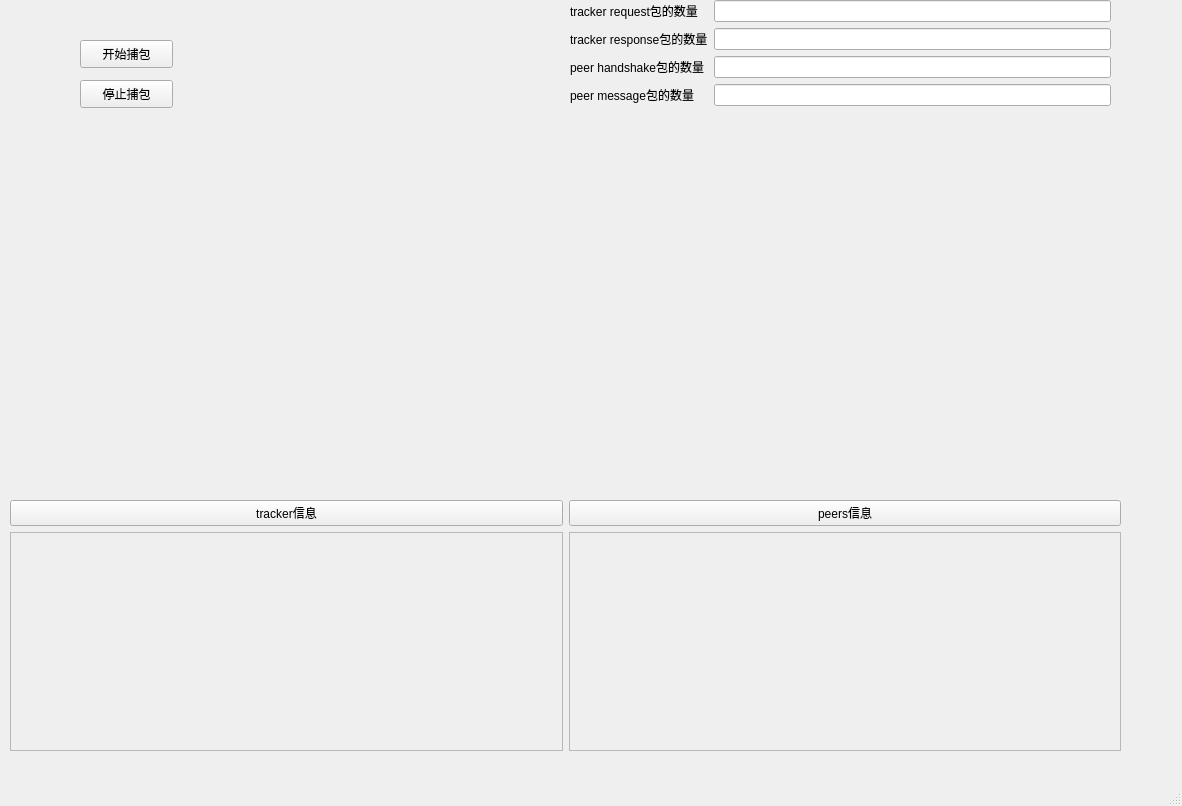
RaymondHX/contentSecurityLab, file gui/mainwindow.ui: the form before one commit.
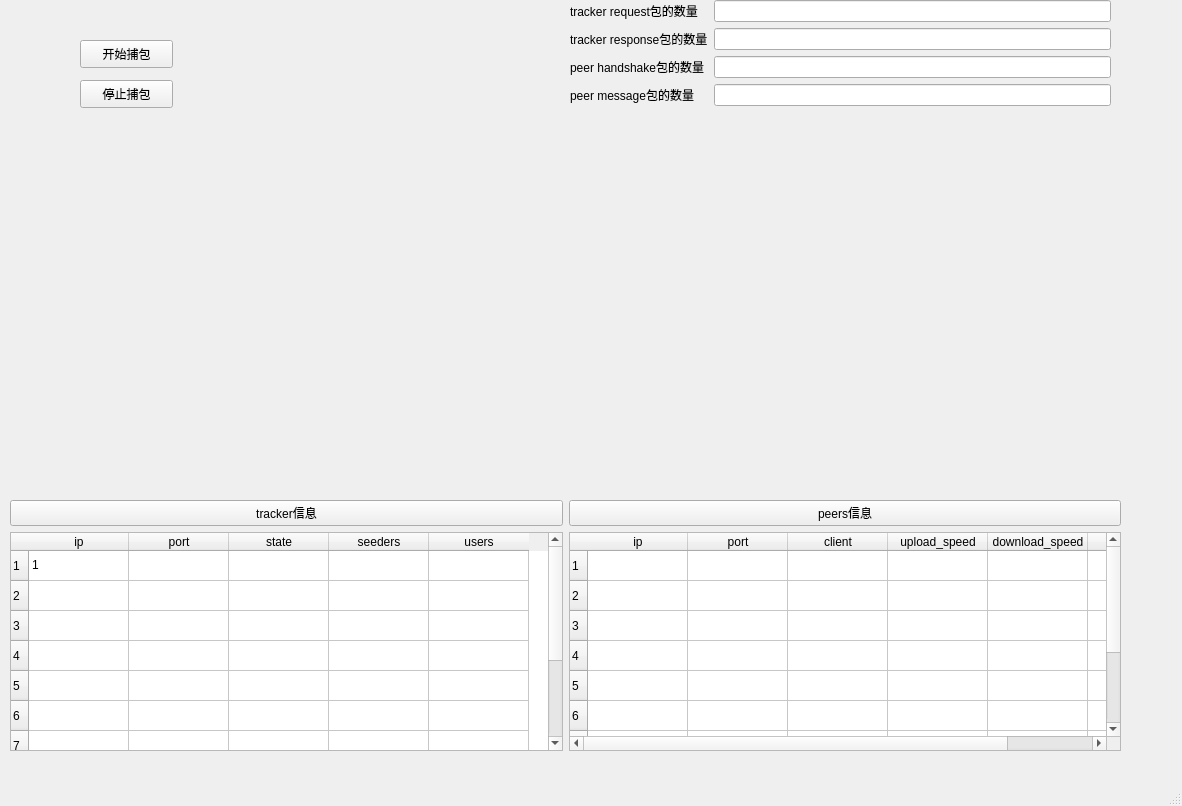
The form after the commit.

```diff
--- a/gui/mainwindow.ui
+++ b/gui/mainwindow.ui
@@ -44,6 +44,56 @@
        </property>
       </widget>
      </item>
+     <item row="1" column="1">
+      <widget class="QTableWidget" name="tableWidget_2">
+       <property name="rowCount">
+        <number>10</number>
+       </property>
+       <property name="columnCount">
+        <number>6</number>
+       </property>
+       <row/>
+       <row/>
+       <row/>
+       <row/>
+       <row/>
+       <row/>
+       <row/>
+       <row/>
+       <row/>
+       <row/>
+       <column>
+        <property name="text">
+         <string>ip</string>
+        </property>
+       </column>
+       <column>
+        <property name="text">
+         <string>port</string>
+        </property>
+       </column>
+       <column>
+        <property name="text">
+         <string>client</string>
+        </property>
+       </column>
+       <column>
+        <property name="text">
+         <string>upload_speed</string>
+        </property>
+       </column>
+       <column>
+        <property name="text">
+         <string>download_speed</string>
+        </property>
+       </column>
+       <column>
+        <property name="text">
+         <string>downloaded</string>
+        </property>
+       </column>
+      </widget>
+     </item>
      <item row="0" column="0">
       <widget class="QPushButton" name="show_tracker_info_b">
        <property name="text">
@@ -52,37 +102,53 @@
       </widget>
      </item>
      <item row="1" column="0">
-      <widget class="QScrollArea" name="scrollArea">
-       <property name="widgetResizable">
-        <bool>true</bool>
+      <widget class="QTableWidget" name="tableWidget">
+       <property name="rowCount">
+        <number>10</number>
        </property>
-       <widget class="QWidget" name="scrollAreaWidgetContents">
-        <property name="geometry">
-         <rect>
-          <x>0</x>
-          <y>0</y>
-          <width>547</width>
-          <height>210</height>
-         </rect>
-        </property>
-       </widget>
-      </widget>
-     </item>
-     <item row="1" column="1">
-      <widget class="QScrollArea" name="scrollArea_2">
-       <property name="widgetResizable">
-        <bool>true</bool>
+       <property name="columnCount">
+        <number>5</number>
        </property>
-       <widget class="QWidget" name="scrollAreaWidgetContents_3">
-        <property name="geometry">
-         <rect>
-          <x>0</x>
-          <y>0</y>
-          <width>547</width>
-          <height>210</height>
-         </rect>
+       <row/>
+       <row/>
+       <row/>
+       <row/>
+       <row/>
+       <row/>
+       <row/>
+       <row/>
+       <row/>
+       <row/>
+       <column>
+        <property name="text">
+         <string>ip</string>
         </property>
-       </widget>
+       </column>
+       <column>
+        <property name="text">
+         <string>port</string>
+        </property>
+       </column>
+       <column>
+        <property name="text">
+         <string>state</string>
+        </property>
+       </column>
+       <column>
+        <property name="text">
+         <string>seeders</string>
+        </property>
+       </column>
+       <column>
+        <property name="text">
+         <string>users</string>
+        </property>
+       </column>
+       <item row="0" column="0">
+        <property name="text">
+         <string>1</string>
+        </property>
+       </item>
       </widget>
      </item>
     </layout>
```
Left out of the diff: 2 changed lines with no effect on the pictures.
